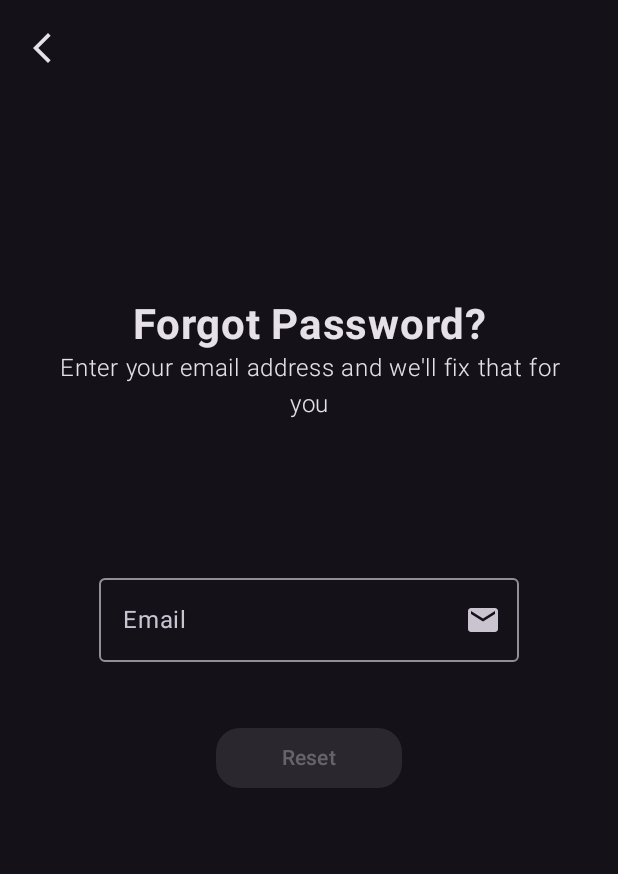
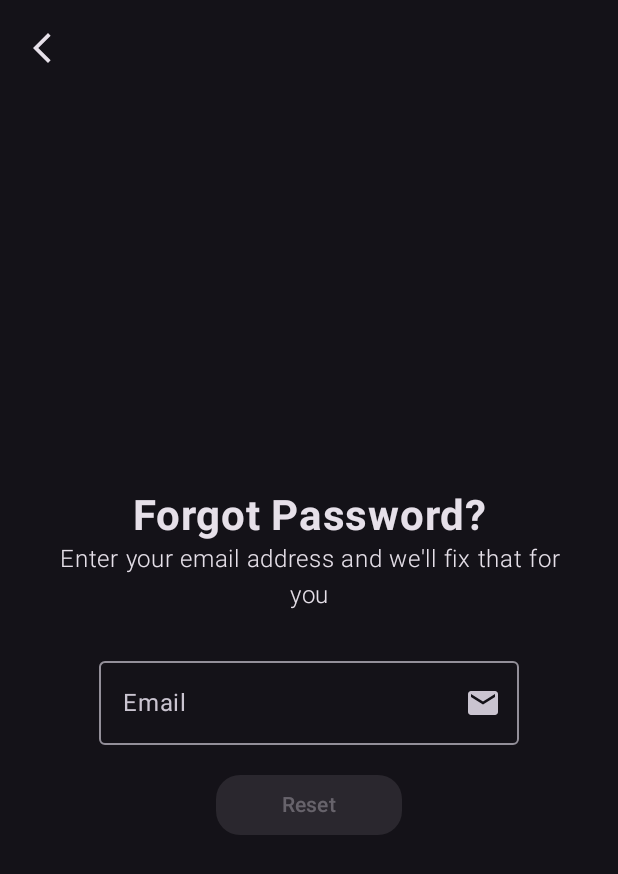
Before and after one commit to fawaz7/LENA, an Android app built with Jetpack Compose: the @Preview function ForgotPassPreview, on a phone screen of 412 x 824 dp. Shown: the top 874 px of the screen. Run offline under Robolectric (Android 15) with nearby library versions, the phone set to English and light mode, and no system bars; our stand-ins replace Firebase (no records; nobody signed in at launch, a user with empty details on screens opened directly), livedata-compose; 2 statements that could not run were skipped.

Commit message:
# LENA: Linguistic Engine Natural Assistant
27/11/2024 @ 05:14PM

* Forgot Password Functionality working

```diff
--- a/app/src/main/java/com/example/lena/ui/screens/ForgotPasswordScreen.kt
+++ b/app/src/main/java/com/example/lena/ui/screens/ForgotPasswordScreen.kt
@@ -7,8 +7,10 @@ import androidx.compose.animation.core.animateFloatAsState
 import androidx.compose.animation.core.tween
 import androidx.compose.foundation.gestures.detectTapGestures
 import androidx.compose.foundation.isSystemInDarkTheme
+import androidx.compose.foundation.layout.Arrangement
 import androidx.compose.foundation.layout.Column
 import androidx.compose.foundation.layout.Spacer
+import androidx.compose.foundation.layout.fillMaxSize
 import androidx.compose.foundation.layout.fillMaxWidth
 import androidx.compose.foundation.layout.height
 import androidx.compose.foundation.layout.imePadding
@@ -38,9 +40,6 @@ import androidx.compose.runtime.Composable
 import androidx.compose.runtime.collectAsState
 import androidx.compose.runtime.getValue
 import androidx.compose.runtime.livedata.observeAsState
-import androidx.compose.runtime.setValue
-import androidx.compose.runtime.mutableStateOf
-import androidx.compose.runtime.remember
 import androidx.compose.ui.Alignment
 import androidx.compose.ui.Modifier
 import androidx.compose.ui.focus.FocusRequester
@@ -87,9 +86,7 @@ fun ForgotPasswordScreen(
         label = "TextSize Animation")
     val subTextSize by animateFloatAsState(targetValue = if (isImeVisible) 20f else 16f, animationSpec = tween(durationMillis = 300),
         label = "subTextSize Animation")
-    val spacerHeight by animateDpAsState(targetValue = if (isImeVisible) 0.dp else 40.dp, animationSpec = tween(durationMillis = 300),
-        label = "SpacerHeight Animation")
-    val firstSpacerHeight by animateDpAsState(targetValue = if (isImeVisible) 20.dp else 64.dp, animationSpec = tween(durationMillis = 300),
+    val firstSpacerHeight by animateDpAsState(targetValue = if (isImeVisible) 8.dp else 24.dp, animationSpec = tween(durationMillis = 300),
         label = "firstSpacerHeight Animation")
 
     Scaffold(
@@ -118,16 +115,15 @@ fun ForgotPasswordScreen(
 
         Column(
             modifier = Modifier
-                .fillMaxWidth()
+                .fillMaxSize()
                 .padding(innerPadding)
                 .pointerInput(Unit) { detectTapGestures(onTap = { focusManager.clearFocus() }) },
-            horizontalAlignment = Alignment.CenterHorizontally
+            horizontalAlignment = Alignment.CenterHorizontally,
+            verticalArrangement = Arrangement.Center
         ){
-            Spacer(modifier = modifier.height(firstSpacerHeight).fillMaxWidth())
 
             Crossfade(targetState = isImeVisible, label = "Welcome Screen Label Animation") { isKeyboardVisible ->
-                Column(modifier.align(Alignment.CenterHorizontally).padding(32.dp)) {
-                    Spacer(modifier.height(spacerHeight))
+                Column(modifier.align(Alignment.CenterHorizontally).padding(horizontal = 32.dp)) {
                     Text(
                         text = "Forgot Password?",
                         fontWeight = if (!isKeyboardVisible) FontWeight.Bold else FontWeight.Light,
@@ -147,7 +143,7 @@ fun ForgotPasswordScreen(
             Spacer(modifier = modifier.height(firstSpacerHeight).fillMaxWidth())
             Column(
                 modifier = Modifier.fillMaxWidth().padding(horizontal = 16.dp).imePadding(),
-                horizontalAlignment = Alignment.CenterHorizontally
+                horizontalAlignment = Alignment.CenterHorizontally,
             ) {
                 OutlinedTextField(
                     value = uiState.forgotPasswordEmail,
@@ -190,7 +186,6 @@ fun ForgotPasswordScreen(
                     )
                 )
                 //=======================================================================================---> End of Text Field
-                Spacer(modifier = Modifier.height(16.dp))
                 Button(
                     onClick = {
                         viewModel.onForgotPasswordEmailFocusChanged(false)
@@ -210,7 +205,7 @@ fun ForgotPasswordScreen(
                         disabledContainerColor = if (isSystemInDarkTheme()) Gray900 else MaterialTheme.colorScheme.onSurface.copy(alpha = 0.12f),
                         disabledContentColor = if (isSystemInDarkTheme()) Gray800 else MaterialTheme.colorScheme.onSurface.copy(alpha = 0.38f),
                     ),
-                    modifier = modifier.padding(8.dp).width(124.dp),
+                    modifier = modifier.width(124.dp),
                     shape = RoundedCornerShape(16.dp)
                 ) {
                     if (authState.value == AuthState.Loading) {
```
